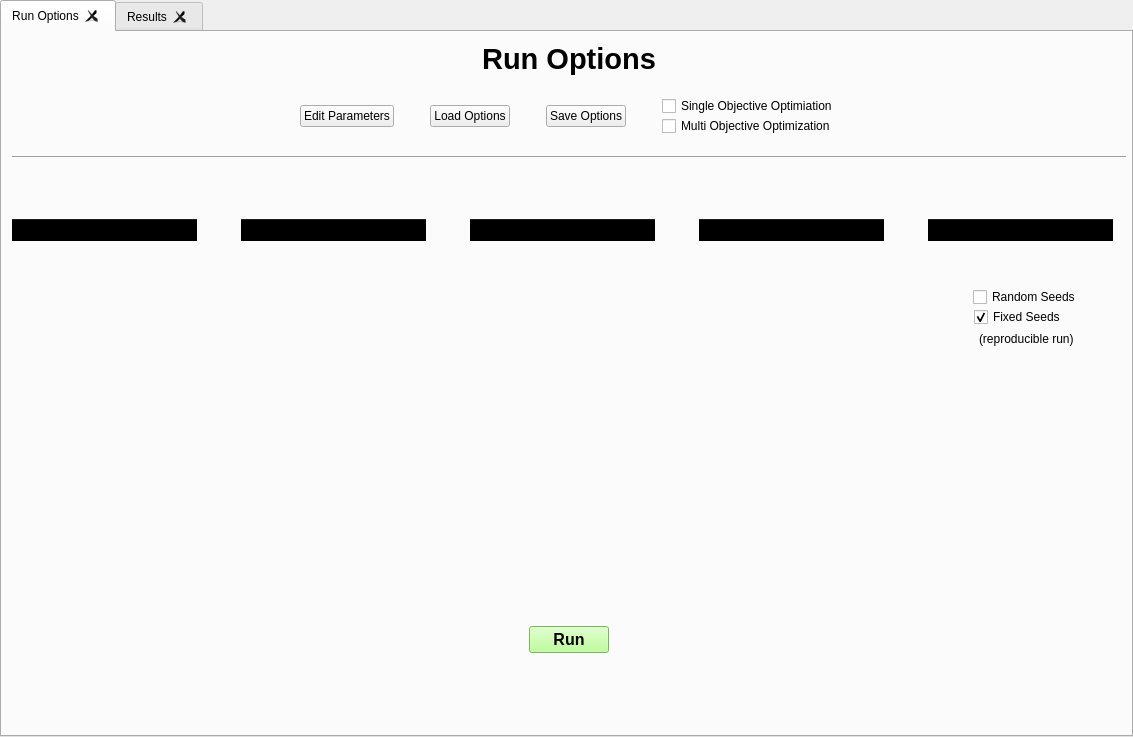
Qt form frontend/designer_templates/main_window/main_tabs.ui (tomaslibanomonteiro/Thesis-code) before a commit.
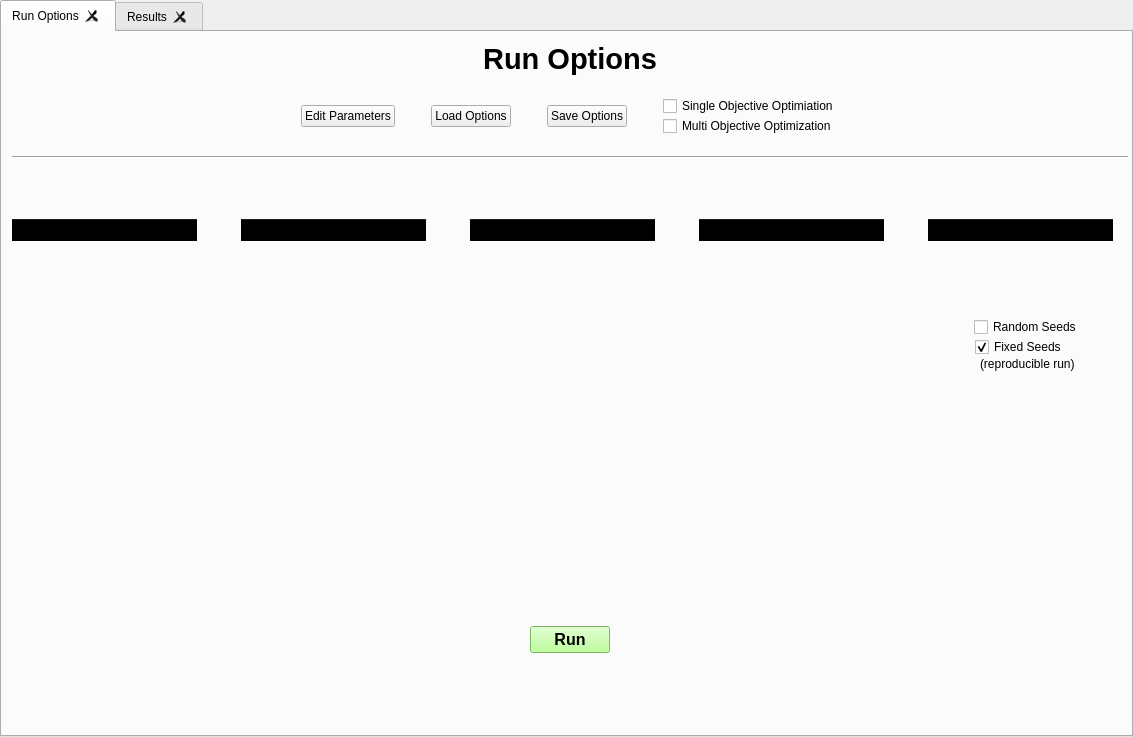
The same form after that commit.

```diff
--- a/frontend/designer_templates/main_window/main_tabs.ui
+++ b/frontend/designer_templates/main_window/main_tabs.ui
@@ -31,7 +31,7 @@
      <rect>
       <x>10</x>
       <y>10</y>
-      <width>1114</width>
+      <width>1116</width>
       <height>611</height>
      </rect>
     </property>
@@ -761,6 +761,19 @@
              </item>
             </widget>
            </item>
+           <item>
+            <spacer name="verticalSpacer_4">
+             <property name="orientation">
+              <enum>Qt::Vertical</enum>
+             </property>
+             <property name="sizeHint" stdset="0">
+              <size>
+               <width>20</width>
+               <height>30</height>
+              </size>
+             </property>
+            </spacer>
+           </item>
            <item alignment="Qt::AlignHCenter">
             <widget class="QCheckBox" name="rand_seeds_button">
              <property name="font">
```
Left out of the diff: 8 changed lines with no effect on the pictures.
